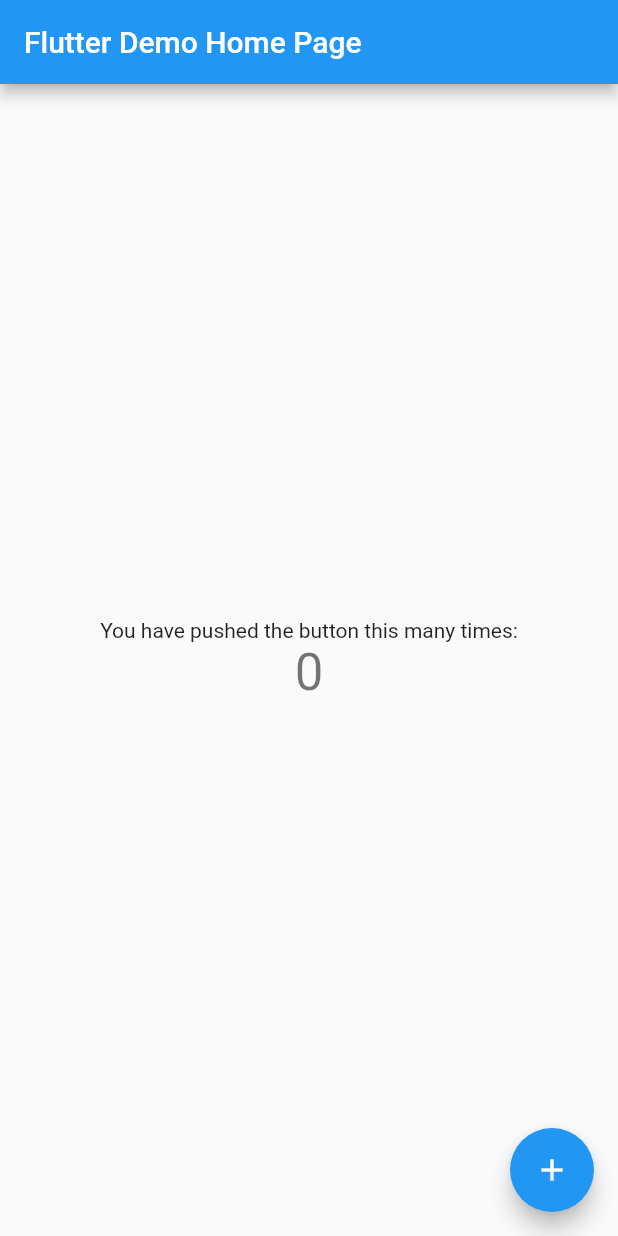
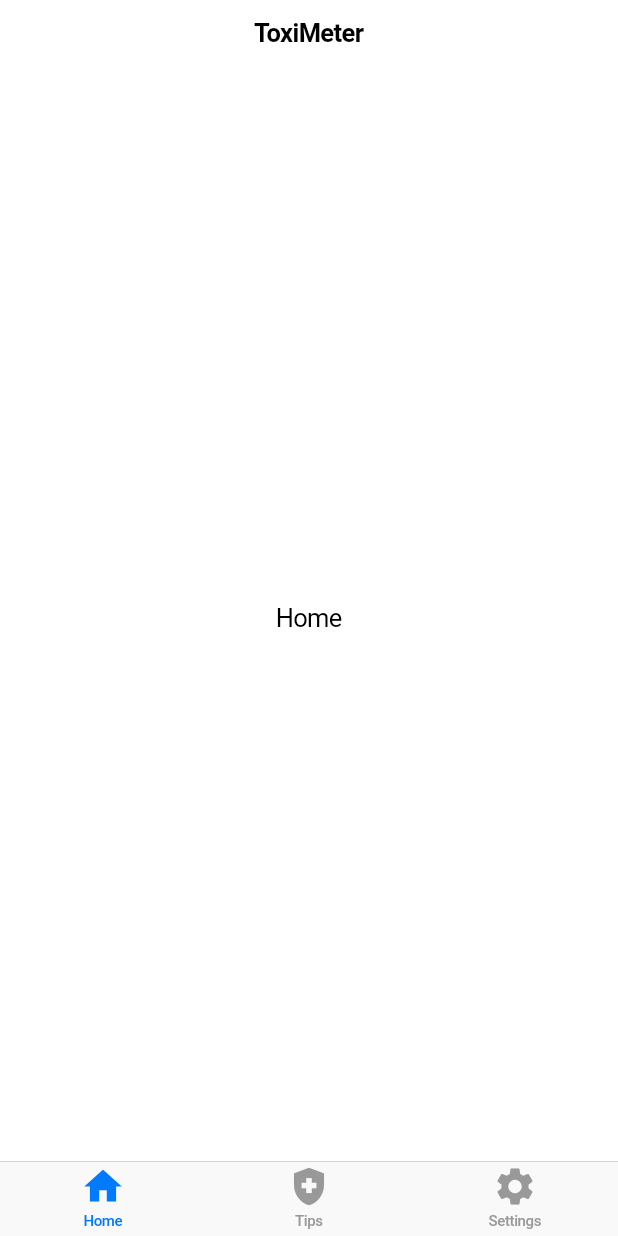
Before and after one commit to log101/Toximeter, a Flutter app: the screen it shows after launch, on a phone screen of 412 x 824 dp. Run offline on Flutter 3.47's test engine with Material 2 defaults, Android fonts, the phone set to English and light mode, and no system bars.

```diff
--- a/lib/main.dart
+++ b/lib/main.dart
@@ -1,4 +1,6 @@
 import 'package:flutter/material.dart';
+import 'package:flutter/cupertino.dart';
+
 
 void main() {
   runApp(const MyApp());
@@ -10,21 +12,9 @@ class MyApp extends StatelessWidget {
   // This widget is the root of your application.
   @override
   Widget build(BuildContext context) {
-    return MaterialApp(
-      title: 'Flutter Demo',
-      theme: ThemeData(
-        // This is the theme of your application.
-        //
-        // Try running your application with "flutter run". You'll see the
-        // application has a blue toolbar. Then, without quitting the app, try
-        // changing the primarySwatch below to Colors.green and then invoke
-        // "hot reload" (press "r" in the console where you ran "flutter run",
-        // or simply save your changes to "hot reload" in a Flutter IDE).
-        // Notice that the counter didn't reset back to zero; the application
-        // is not restarted.
-        primarySwatch: Colors.blue,
-      ),
-      home: const MyHomePage(title: 'Flutter Demo Home Page'),
+    return CupertinoApp(
+      title: 'ToxiMeter',
+      home: const MyHomePage(title: 'ToxiMeter'),
     );
   }
 }
@@ -48,18 +38,11 @@ class MyHomePage extends StatefulWidget {
 }
 
 class _MyHomePageState extends State<MyHomePage> {
-  int _counter = 0;
-
-  void _incrementCounter() {
-    setState(() {
-      // This call to setState tells the Flutter framework that something has
-      // changed in this State, which causes it to rerun the build method below
-      // so that the display can reflect the updated values. If we changed
-      // _counter without calling setState(), then the build method would not be
-      // called again, and so nothing would appear to happen.
-      _counter++;
-    });
-  }
+  final _tabs = <Widget>[
+    HomeTab(),
+    TipsTab(),
+    SettingsTab(),
+  ];
 
   @override
   Widget build(BuildContext context) {
@@ -69,47 +52,50 @@ class _MyHomePageState extends State<MyHomePage> {
     // The Flutter framework has been optimized to make rerunning build methods
     // fast, so that you can just rebuild anything that needs updating rather
     // than having to individually change instances of widgets.
-    return Scaffold(
-      appBar: AppBar(
-        // Here we take the value from the MyHomePage object that was created by
-        // the App.build method, and use it to set our appbar title.
-        title: Text(widget.title),
+    return CupertinoPageScaffold(
+      navigationBar: CupertinoNavigationBar(
+        middle: Text("ToxiMeter"),
       ),
-      body: Center(
-        // Center is a layout widget. It takes a single child and positions it
-        // in the middle of the parent.
-        child: Column(
-          // Column is also a layout widget. It takes a list of children and
-          // arranges them vertically. By default, it sizes itself to fit its
-          // children horizontally, and tries to be as tall as its parent.
-          //
-          // Invoke "debug painting" (press "p" in the console, choose the
-          // "Toggle Debug Paint" action from the Flutter Inspector in Android
-          // Studio, or the "Toggle Debug Paint" command in Visual Studio Code)
-          // to see the wireframe for each widget.
-          //
-          // Column has various properties to control how it sizes itself and
-          // how it positions its children. Here we use mainAxisAlignment to
-          // center the children vertically; the main axis here is the vertical
-          // axis because Columns are vertical (the cross axis would be
-          // horizontal).
-          mainAxisAlignment: MainAxisAlignment.center,
-          children: <Widget>[
-            const Text(
-              'You have pushed the button this many times:',
-            ),
-            Text(
-              '$_counter',
-              style: Theme.of(context).textTheme.headline4,
-            ),
-          ],
-        ),
-      ),
-      floatingActionButton: FloatingActionButton(
-        onPressed: _incrementCounter,
-        tooltip: 'Increment',
-        child: const Icon(Icons.add),
-      ), // This trailing comma makes auto-formatting nicer for build methods.
+      child: CupertinoTabScaffold(
+          tabBar: CupertinoTabBar(
+            items: [
+              BottomNavigationBarItem(icon: Icon(Icons.home), label: 'Home'),
+              BottomNavigationBarItem(icon: Icon(Icons.health_and_safety), label: 'Tips'),
+              BottomNavigationBarItem(
+                  icon: Icon(Icons.settings), label: 'Settings')
+            ],
+          ),
+          tabBuilder: (BuildContext context, index) {
+            return _tabs[index];
+          }),
+      );
+  }
+}
+
+class HomeTab extends StatelessWidget {
+  @override
+  Widget build(BuildContext context) {
+    return Center(
+      child: Text('Home'),
     );
   }
 }
+
+// Settings Tab
+class SettingsTab extends StatelessWidget {
+  @override
+  Widget build(BuildContext context) {
+    return Center(
+      child: Text('Tips'),
+    );
+  }
+}
+
+class TipsTab extends StatelessWidget {
+  @override
+  Widget build(BuildContext context) {
+    return Center(
+      child: Text('Settings'),
+    );
+  }
+}
```
